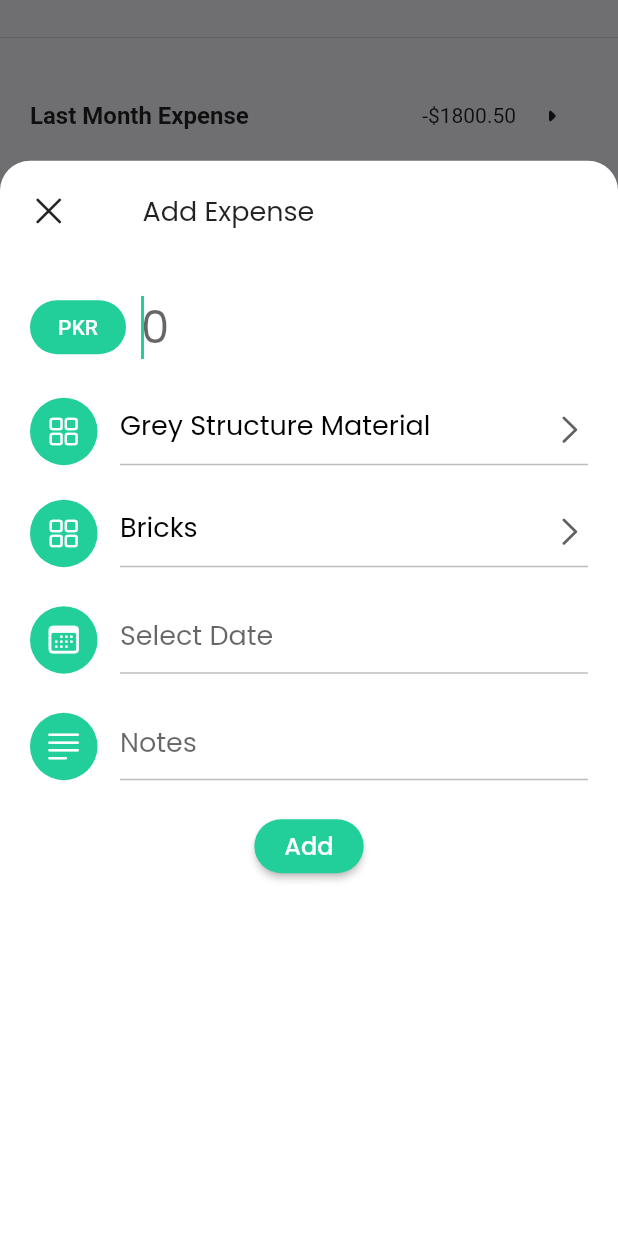
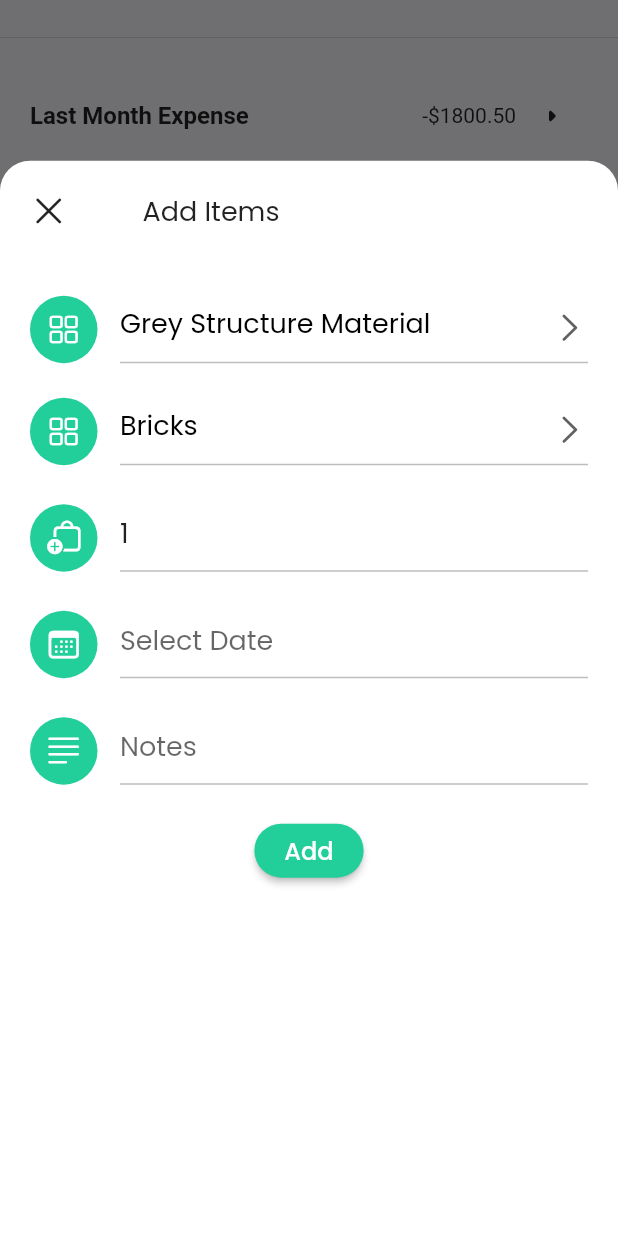
Before and after one commit to suliman-khaan/expense_ibrar, a Flutter app: the screen it shows after launch, scrolled down 391 dp, after a tap on the "add" icon, on a phone screen of 412 x 824 dp. Run offline on Flutter 3.47's test engine with Material 2 defaults, Android fonts, the phone set to English and light mode, and no system bars; drawn by our look-alikes of animated_bottom_navigation_bar; our stand-ins replace google_fonts; missing offline and left inert: pattern_formatter.

Commit message:
Changes in bottomsheet

```diff
--- a/lib/src/pages/app.dart
+++ b/lib/src/pages/app.dart
@@ -26,20 +26,56 @@ class _AppState extends State<App> {
   ];
   final List<String> _greyMaterial = [
     'Bricks',
-    'Crish',
+    'Crush',
     'Sand',
     'Rori',
     'Kassis',
     'Electric Item',
     'Plumbing Item',
     'Earthware',
-    'Brick Tile'
+    'Brick Tile',
+    'AC Pipe',
+    'Bitumen',
+    'Polythene Sheet',
+    'Mud',
+    'Chips',
+    'Anti Termite',
+    'Boring',
+    'Guard Sal',
+    'Electric Bill',
+    'Taxes',
+    'Random'
   ];
   final List<String> _finishingMaterial = [
-    'Grey Structure Material',
-    'Finishing Work Items',
-    'Contractor',
-    'Item With Material'
+    'Electric Items',
+    'Wood Items',
+    'Tiles',
+    'Paint',
+    'Polish',
+    'San It Ary Items',
+    'Granite'
+  ];
+  final List<String> _contractor = [
+    'Labour Contact',
+    'Electric Contact',
+    'Plumbing Contact',
+    'Tile Contact',
+    'Painting Contact',
+    'Polish Contact',
+    'Steel Fixer'
+  ];
+  final List<String> _itemWithMaterial = [
+    'False Ceiling',
+    'Aluminum Windows',
+    'Railings',
+    'Saftey Grius',
+    'Man Gate',
+    'Steel Stairs',
+    'Wooden Floor',
+    'Wall Paper',
+    'Fire Plale',
+    'Other Items',
+    'Taxes'
   ];
   String? _selectCategory;
   String? _subSelectCategory;
@@ -54,11 +90,12 @@ class _AppState extends State<App> {
     const Profile(),
     const Setting(),
   ];
+  final _catForm = GlobalKey<FormState>();
   final currency = TextEditingController();
+  final quntity = TextEditingController()..text = '1';
   final note = TextEditingController();
   final date = TextEditingController();
   late FocusNode amountFocusNode;
-  final _catForm = GlobalKey<FormState>();
 
   bool isLoading = false;
 
@@ -183,7 +220,7 @@ class _AppState extends State<App> {
                     ),
                     const SizedBox(width: 50.0),
                     Text(
-                      "Add Expense",
+                      "Add Items",
                       style: GoogleFonts.poppins(
                           fontWeight: FontWeight.w400, fontSize: 18.0),
                     )
@@ -195,44 +232,44 @@ class _AppState extends State<App> {
                   key: _catForm,
                   child: Column(
                     children: [
-                      // currency Row
-                      Row(
-                        children: <Widget>[
-                          //Currency
-                          ElevatedButton(
-                              style: ElevatedButton.styleFrom(
-                                  primary: green,
-                                  elevation: 0,
-                                  shape: RoundedRectangleBorder(
-                                      borderRadius: BorderRadius.circular(20))),
-                              onPressed: () => {},
-                              child: const Text("PKR")),
-                          Expanded(
-                            child: TextFormField(
-                                controller: currency,
-                                focusNode: amountFocusNode,
-                                keyboardType: TextInputType.number,
-                                inputFormatters: [
-                                  LengthLimitingTextInputFormatter(13),
-                                  ThousandsFormatter(allowFraction: true)
-                                ],
-                                cursorColor: green,
-                                style: GoogleFonts.poppins(
-                                    fontSize: 30, fontWeight: FontWeight.w400),
-                                decoration: const InputDecoration(
-                                    contentPadding:
-                                        EdgeInsets.symmetric(horizontal: 10),
-                                    hintText: "0",
-                                    border: InputBorder.none),
-                                validator: (value) {
-                                  if (value == null || value.isEmpty) {
-                                    return "Please enter amount to add your expense.";
-                                  }
-                                }),
-                          ),
-                        ],
-                      ),
-                      const SizedBox(height: 20),
+                      // // currency Row
+                      // Row(
+                      //   children: <Widget>[
+                      //     //Currency
+                      //     ElevatedButton(
+                      //         style: ElevatedButton.styleFrom(
+                      //             primary: green,
+                      //             elevation: 0,
+                      //             shape: RoundedRectangleBorder(
+                      //                 borderRadius: BorderRadius.circular(20))),
+                      //         onPressed: () => {},
+                      //         child: const Text("PKR")),
+                      //     Expanded(
+                      //       child: TextFormField(
+                      //           controller: currency,
+                      //           focusNode: amountFocusNode,
+                      //           keyboardType: TextInputType.number,
+                      //           inputFormatters: [
+                      //             LengthLimitingTextInputFormatter(13),
+                      //             ThousandsFormatter(allowFraction: true)
+                      //           ],
+                      //           cursorColor: green,
+                      //           style: GoogleFonts.poppins(
+                      //               fontSize: 30, fontWeight: FontWeight.w400),
+                      //           decoration: const InputDecoration(
+                      //               contentPadding:
+                      //                   EdgeInsets.symmetric(horizontal: 10),
+                      //               hintText: "0",
+                      //               border: InputBorder.none),
+                      //           validator: (value) {
+                      //             if (value == null || value.isEmpty) {
+                      //               return "Please enter amount to add your expense.";
+                      //             }
+                      //           }),
+                      //     ),
+                      //   ],
+                      // ),
+                      // const SizedBox(height: 20),
                       //category row
                       Row(
                         crossAxisAlignment: CrossAxisAlignment.end,
@@ -281,8 +318,18 @@ class _AppState extends State<App> {
                                     _subSelectCategory = _subCategory[0];
                                     print(_subSelectCategory);
                                     break;
+                                  case 'Finishing Work Items':
+                                    _subCategory = _finishingMaterial;
+                                    _subSelectCategory = _subCategory[0];
+                                    print(_category);
+                                    break;
+                                  case 'Contactorr':
+                                    _subCategory = _contractor;
+                                    _subSelectCategory = _subCategory[0];
+                                    print(_subSelectCategory);
+                                    break;
                                   default:
-                                    _subCategory = _finishingMaterial;
+                                    _subCategory = _itemWithMaterial;
                                     _subSelectCategory = _subCategory[0];
                                     print(_subSelectCategory);
                                 }
@@ -331,6 +378,38 @@ class _AppState extends State<App> {
                                     .toList(),
                                 onChanged: (category) => setState(
                                     () => _subSelectCategory = category)),
+                          ),
+                        ],
+                      ),
+                      const SizedBox(height: 20),
+                      // Quntity Row
+                      Row(
+                        crossAxisAlignment: CrossAxisAlignment.end,
+                        children: [
+                          Container(
+                            width: 45.0,
+                            height: 45.0,
+                            decoration: BoxDecoration(
+                                shape: BoxShape.circle, color: green),
+                            child: const Icon(CupertinoIcons.bag_badge_plus,
+                                color: Colors.white),
+                          ),
+                          const SizedBox(width: 15),
+                          Expanded(
+                            child: TextFormField(
+                              controller: quntity,
+                              keyboardType: TextInputType.number,
+                              cursorColor: green,
+                              style: GoogleFonts.poppins(
+                                  fontSize: 18, fontWeight: FontWeight.w400),
+                              decoration: InputDecoration(
+                                  enabledBorder: UnderlineInputBorder(
+                                      borderSide: BorderSide(
+                                          color: Colors.grey.shade400)),
+                                  focusedBorder: UnderlineInputBorder(
+                                      borderSide: BorderSide(color: green)),
+                                  hintText: "Quantity"),
+                            ),
                           ),
                         ],
                       ),
```
